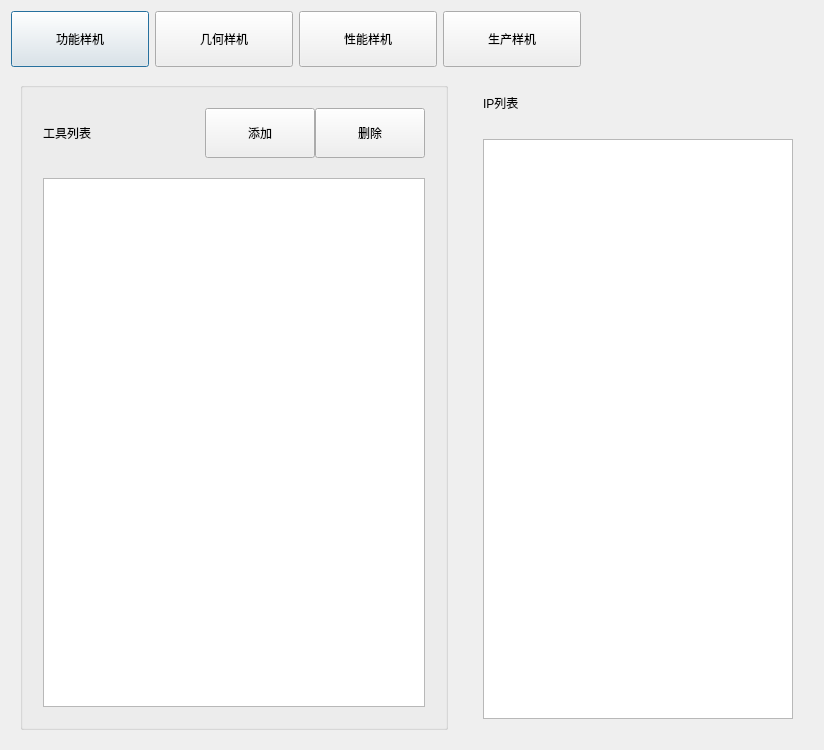
First picture: the form in digitalIntegration/InformationConfihurationDialog.ui, repository jiaqingguo/DI, before the edit.
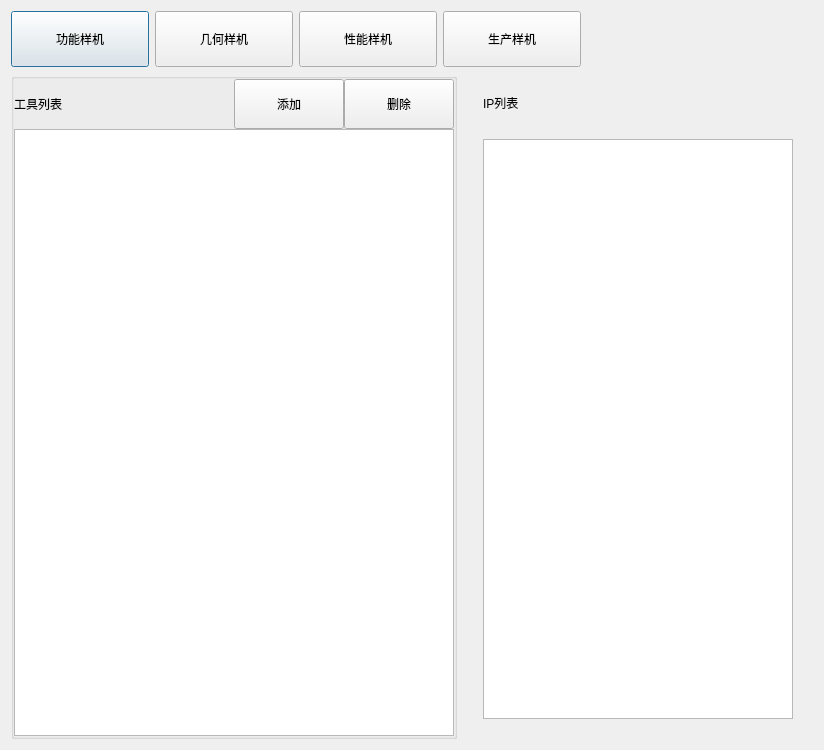
Second picture: the form after the edit. The open tabs and pages were chosen to show the change.

Commit message: 窗口边距

Diff of the .ui file:
```diff
--- a/digitalIntegration/InformationConfihurationDialog.ui
+++ b/digitalIntegration/InformationConfihurationDialog.ui
@@ -122,6 +122,18 @@
        </size>
       </property>
       <layout class="QVBoxLayout" name="verticalLayout_4">
+       <property name="leftMargin">
+        <number>0</number>
+       </property>
+       <property name="topMargin">
+        <number>0</number>
+       </property>
+       <property name="rightMargin">
+        <number>0</number>
+       </property>
+       <property name="bottomMargin">
+        <number>0</number>
+       </property>
        <item>
         <widget class="QGroupBox" name="groupBox">
          <property name="title">
@@ -132,16 +144,16 @@
            <number>0</number>
           </property>
           <property name="leftMargin">
-           <number>20</number>
+           <number>0</number>
           </property>
           <property name="topMargin">
-           <number>20</number>
+           <number>0</number>
           </property>
           <property name="rightMargin">
-           <number>20</number>
+           <number>0</number>
           </property>
           <property name="bottomMargin">
-           <number>20</number>
+           <number>0</number>
           </property>
           <item>
            <layout class="QHBoxLayout" name="horizontalLayout_6">
@@ -155,7 +167,7 @@
              <number>0</number>
             </property>
             <property name="bottomMargin">
-             <number>20</number>
+             <number>0</number>
             </property>
             <item>
              <widget class="QLabel" name="labelToolList1">
```
Left out of the diff: 68 changed lines with no effect on the pictures. The commit also changes 4 other files.
